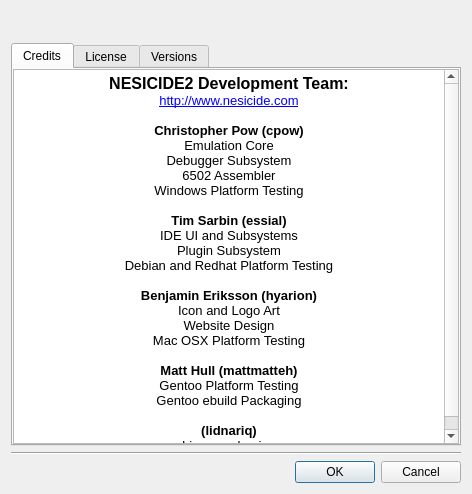
This is apps/nes-emulator/aboutdialog.ui in christopherpow/nesicide as Qt 5 draws it before an edit. The edited form follows.
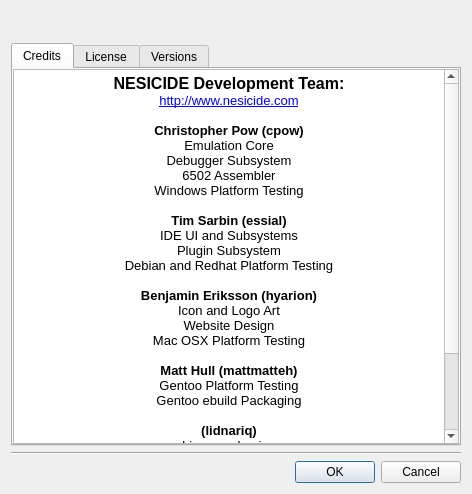
This is the edited form. Icons and pictures are not drawn.

Commit message: Adding people to Credits. Fixing bug in nes-emulator where window size is incorrect.

```diff
--- a/apps/nes-emulator/aboutdialog.ui
+++ b/apps/nes-emulator/aboutdialog.ui
@@ -86,7 +86,7 @@
 &lt;table border=&quot;0&quot; style=&quot;-qt-table-type: root; margin-top:4px; margin-bottom:4px; margin-left:4px; margin-right:4px;&quot;&gt;
 &lt;tr&gt;
 &lt;td style=&quot;border: none;&quot;&gt;
-&lt;p align=&quot;center&quot; style=&quot; margin-top:0px; margin-bottom:0px; margin-left:0px; margin-right:0px; -qt-block-indent:0; text-indent:0px;&quot;&gt;&lt;span style=&quot; font-family:'Sans'; font-size:12pt; font-weight:600;&quot;&gt;NESICIDE2 Development Team:&lt;/span&gt;&lt;/p&gt;
+&lt;p align=&quot;center&quot; style=&quot; margin-top:0px; margin-bottom:0px; margin-left:0px; margin-right:0px; -qt-block-indent:0; text-indent:0px;&quot;&gt;&lt;span style=&quot; font-family:'Sans'; font-size:12pt; font-weight:600;&quot;&gt;NESICIDE Development Team:&lt;/span&gt;&lt;/p&gt;
 &lt;p align=&quot;center&quot; style=&quot; margin-top:0px; margin-bottom:0px; margin-left:0px; margin-right:0px; -qt-block-indent:0; text-indent:0px;&quot;&gt;&lt;a href=&quot;http://www.nesicide.com&quot;&gt;&lt;span style=&quot; font-family:'Sans'; font-size:10pt; text-decoration: underline; color:#0000ff;&quot;&gt;http://www.nesicide.com&lt;/span&gt;&lt;/a&gt;&lt;/p&gt;
 &lt;p align=&quot;center&quot; style=&quot;-qt-paragraph-type:empty; margin-top:0px; margin-bottom:0px; margin-left:0px; margin-right:0px; -qt-block-indent:0; text-indent:0px; font-family:'Sans'; font-size:10pt;&quot;&gt;&lt;/p&gt;
 &lt;p align=&quot;center&quot; style=&quot; margin-top:0px; margin-bottom:0px; margin-left:0px; margin-right:0px; -qt-block-indent:0; text-indent:0px;&quot;&gt;&lt;span style=&quot; font-family:'Sans'; font-size:10pt; font-weight:600;&quot;&gt;Christopher Pow (cpow)&lt;/span&gt;&lt;/p&gt;
@@ -110,7 +110,13 @@
 &lt;p align=&quot;center&quot; style=&quot; margin-top:0px; margin-bottom:0px; margin-left:0px; margin-right:0px; -qt-block-indent:0; text-indent:0px;&quot;&gt;&lt;span style=&quot; font-family:'Sans'; font-size:10pt;&quot;&gt;Gentoo ebuild Packaging&lt;/span&gt;&lt;/p&gt;
 &lt;p align=&quot;center&quot; style=&quot;-qt-paragraph-type:empty; margin-top:0px; margin-bottom:0px; margin-left:0px; margin-right:0px; -qt-block-indent:0; text-indent:0px; font-family:'Sans'; font-size:10pt;&quot;&gt;&lt;/p&gt;
 &lt;p align=&quot;center&quot; style=&quot; margin-top:0px; margin-bottom:0px; margin-left:0px; margin-right:0px; -qt-block-indent:0; text-indent:0px;&quot;&gt;&lt;span style=&quot; font-family:'Sans'; font-size:10pt; font-weight:600;&quot;&gt;(lidnariq)&lt;/span&gt;&lt;/p&gt;
-&lt;p align=&quot;center&quot; style=&quot; margin-top:0px; margin-bottom:0px; margin-left:0px; margin-right:0px; -qt-block-indent:0; text-indent:0px;&quot;&gt;&lt;span style=&quot; font-family:'Sans'; font-size:10pt;&quot;&gt;Linux packaging&lt;/span&gt;&lt;/p&gt;&lt;/td&gt;&lt;/tr&gt;&lt;/table&gt;&lt;/body&gt;&lt;/html&gt;</string>
+&lt;p align=&quot;center&quot; style=&quot; margin-top:0px; margin-bottom:0px; margin-left:0px; margin-right:0px; -qt-block-indent:0; text-indent:0px;&quot;&gt;&lt;span style=&quot; font-family:'Sans'; font-size:10pt;&quot;&gt;Linux packaging&lt;/span&gt;&lt;/p&gt;
+&lt;p align=&quot;center&quot; style=&quot;-qt-paragraph-type:empty; margin-top:0px; margin-bottom:0px; margin-left:0px; margin-right:0px; -qt-block-indent:0; text-indent:0px; font-family:'Sans'; font-size:10pt;&quot;&gt;&lt;/p&gt;
+&lt;p align=&quot;center&quot; style=&quot; margin-top:0px; margin-bottom:0px; margin-left:0px; margin-right:0px; -qt-block-indent:0; text-indent:0px;&quot;&gt;&lt;span style=&quot; font-family:'Sans'; font-size:10pt; font-weight:600;&quot;&gt;(torrasque)&lt;/span&gt;&lt;/p&gt;
+&lt;p align=&quot;center&quot; style=&quot; margin-top:0px; margin-bottom:0px; margin-left:0px; margin-right:0px; -qt-block-indent:0; text-indent:0px;&quot;&gt;&lt;span style=&quot; font-family:'Sans'; font-size:10pt;&quot;&gt;Arch Linux packaging&lt;/span&gt;&lt;/p&gt;
+&lt;p align=&quot;center&quot; style=&quot;-qt-paragraph-type:empty; margin-top:0px; margin-bottom:0px; margin-left:0px; margin-right:0px; -qt-block-indent:0; text-indent:0px; font-family:'Sans'; font-size:10pt;&quot;&gt;&lt;/p&gt;
+&lt;p align=&quot;center&quot; style=&quot; margin-top:0px; margin-bottom:0px; margin-left:0px; margin-right:0px; -qt-block-indent:0; text-indent:0px;&quot;&gt;&lt;span style=&quot; font-family:'Sans'; font-size:10pt; font-weight:600;&quot;&gt;Damian Yerrick (tepples)&lt;/span&gt;&lt;/p&gt;
+&lt;p align=&quot;center&quot; style=&quot; margin-top:0px; margin-bottom:0px; margin-left:0px; margin-right:0px; -qt-block-indent:0; text-indent:0px;&quot;&gt;&lt;span style=&quot; font-family:'Sans'; font-size:10pt;&quot;&gt;Many example programs&lt;/span&gt;&lt;/p&gt;&lt;/td&gt;&lt;/tr&gt;&lt;/table&gt;&lt;/body&gt;&lt;/html&gt;</string>
          </property>
         </widget>
        </item>
```
The commit also changes 7 other files.
